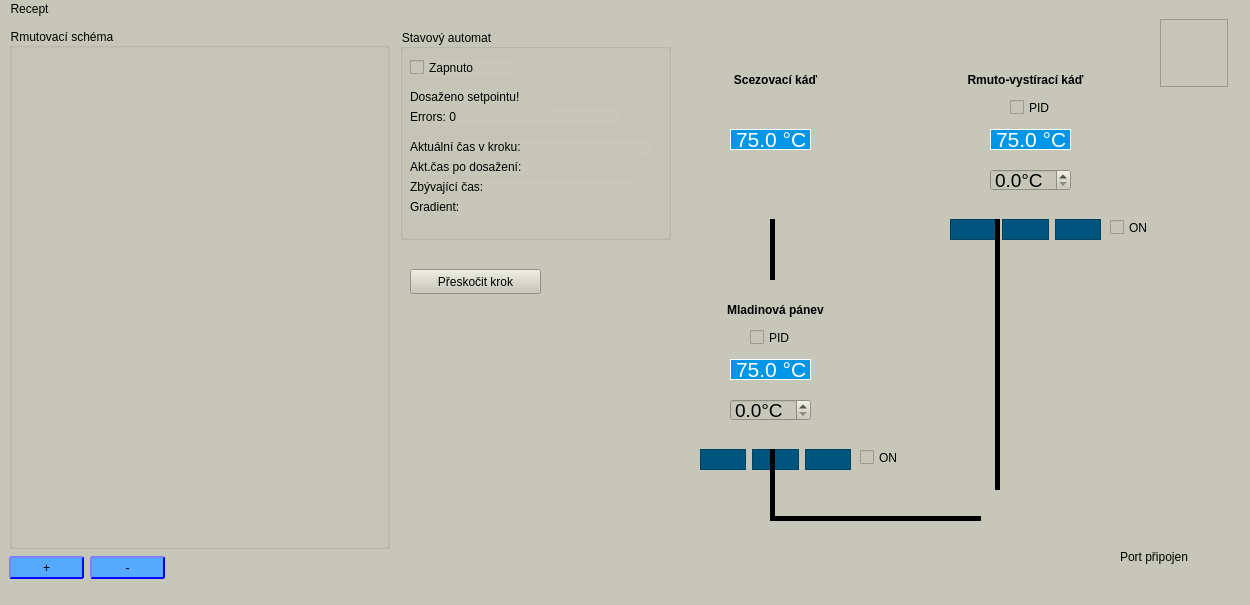
Above: brew/forms/form_main.ui from Zbysekz/pyBrew before the change. Below: the same form after it.
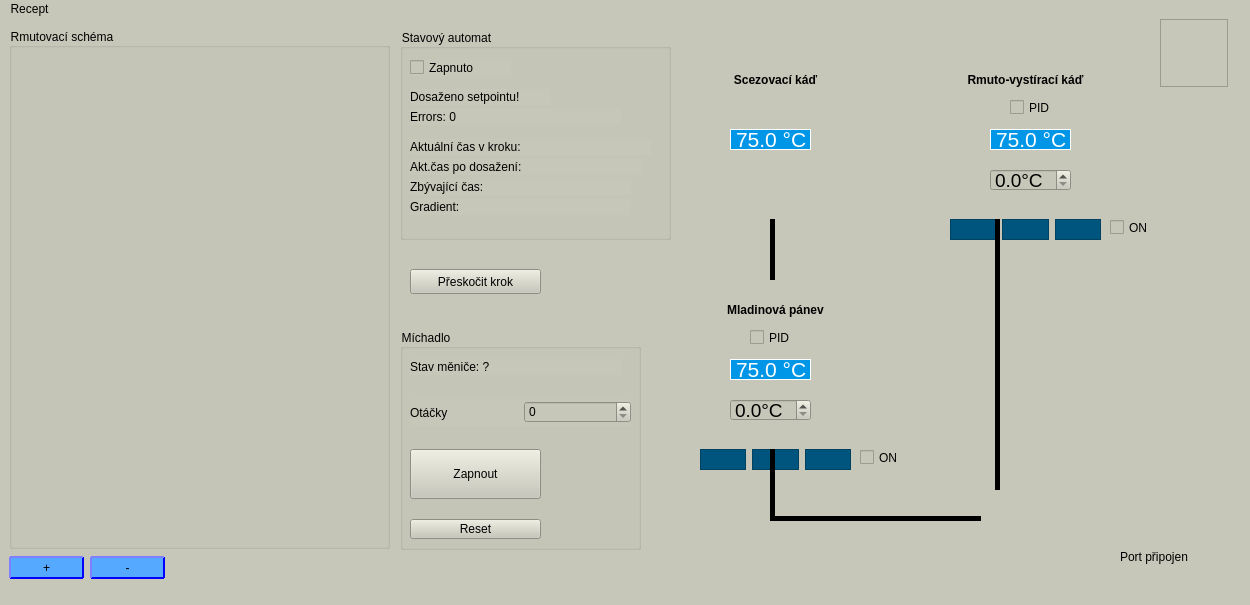
That is the form after the change. Icons and pictures are not drawn.

Commit message: driver comm

What changed in the file:
```diff
--- a/brew/forms/form_main.ui
+++ b/brew/forms/form_main.ui
@@ -730,6 +730,84 @@
      <string>Přeskočit krok</string>
     </property>
    </widget>
+   <widget class="QGroupBox" name="groupBox_2">
+    <property name="geometry">
+     <rect>
+      <x>400</x>
+      <y>310</y>
+      <width>241</width>
+      <height>221</height>
+     </rect>
+    </property>
+    <property name="title">
+     <string>Míchadlo</string>
+    </property>
+    <widget class="QLabel" name="lblDriverState">
+     <property name="geometry">
+      <rect>
+       <x>10</x>
+       <y>30</y>
+       <width>211</width>
+       <height>16</height>
+      </rect>
+     </property>
+     <property name="text">
+      <string>Stav měniče: ?</string>
+     </property>
+    </widget>
+    <widget class="QPushButton" name="btnStirOnOff">
+     <property name="geometry">
+      <rect>
+       <x>10</x>
+       <y>120</y>
+       <width>131</width>
+       <height>50</height>
+      </rect>
+     </property>
+     <property name="text">
+      <string>Zapnout</string>
+     </property>
+    </widget>
+    <widget class="QPushButton" name="btnDriverReset">
+     <property name="geometry">
+      <rect>
+       <x>10</x>
+       <y>190</y>
+       <width>131</width>
+       <height>20</height>
+      </rect>
+     </property>
+     <property name="text">
+      <string>Reset</string>
+     </property>
+    </widget>
+    <widget class="QWidget" name="">
+     <property name="geometry">
+      <rect>
+       <x>10</x>
+       <y>70</y>
+       <width>221</width>
+       <height>27</height>
+      </rect>
+     </property>
+     <layout class="QHBoxLayout" name="horizontalLayout_3">
+      <item>
+       <widget class="QLabel" name="lbl_errors_3">
+        <property name="text">
+         <string>Otáčky</string>
+        </property>
+       </widget>
+      </item>
+      <item>
+       <widget class="QSpinBox" name="eDriver_sp">
+        <property name="maximum">
+         <number>32767</number>
+        </property>
+       </widget>
+      </item>
+     </layout>
+    </widget>
+   </widget>
   </widget>
   <widget class="QMenuBar" name="menubar">
    <property name="geometry">
```
The commit also changes 10 other files.
